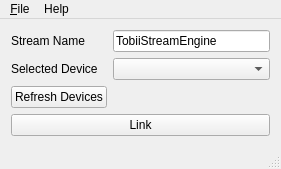
Before: the Qt Designer form mainwindow.ui in labstreaminglayer/App-TobiiStreamEngine, drawn with Qt 5.
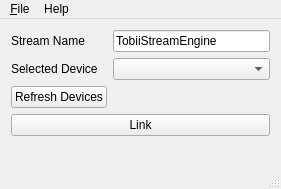
After: the same form once the commit is applied.

What changed in the file:
```diff
--- a/mainwindow.ui
+++ b/mainwindow.ui
@@ -7,7 +7,7 @@
     <x>0</x>
     <y>0</y>
     <width>281</width>
-    <height>166</height>
+    <height>189</height>
    </rect>
   </property>
   <property name="windowTitle">
```
Left out of the diff: 2 changed lines with no effect on the pictures.
